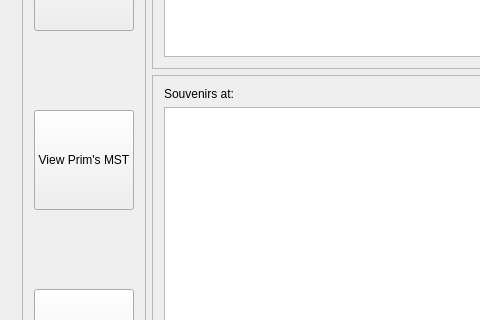
Before: the Qt Designer form Baseball-Itinerary-Program/primewin.ui in xavierliancw/Based-Itinerary, drawn with Qt 5; both pictures show x 0 to 480 and y 355 to 675 of the 1200 by 853 pixel window.
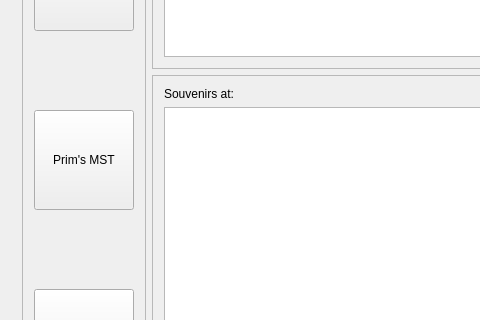
After: the same form once the commit is applied. The open tabs and pages were chosen to show the change.

Patch:
```diff
--- a/Baseball-Itinerary-Program/primewin.ui
+++ b/Baseball-Itinerary-Program/primewin.ui
@@ -1287,7 +1287,7 @@
               </size>
              </property>
              <property name="text">
-              <string>View Prim's MST</string>
+              <string>Prim's MST</string>
              </property>
             </widget>
            </item>
```
Left out of the diff: 2 changed lines with no effect on the pictures.
